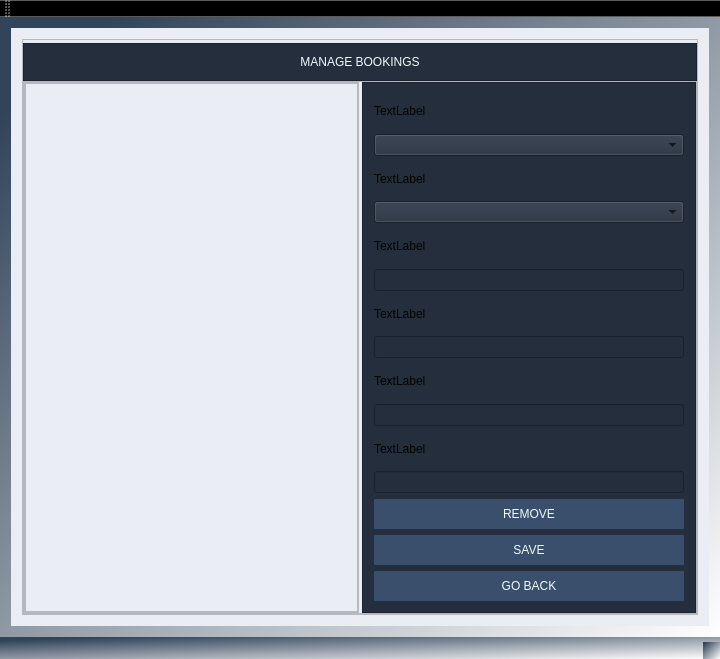
Old version of the form MovieTicketManagementSystem/MainWindow.ui in the repository ZuzannaZawartka/movie-ticket-management-system.
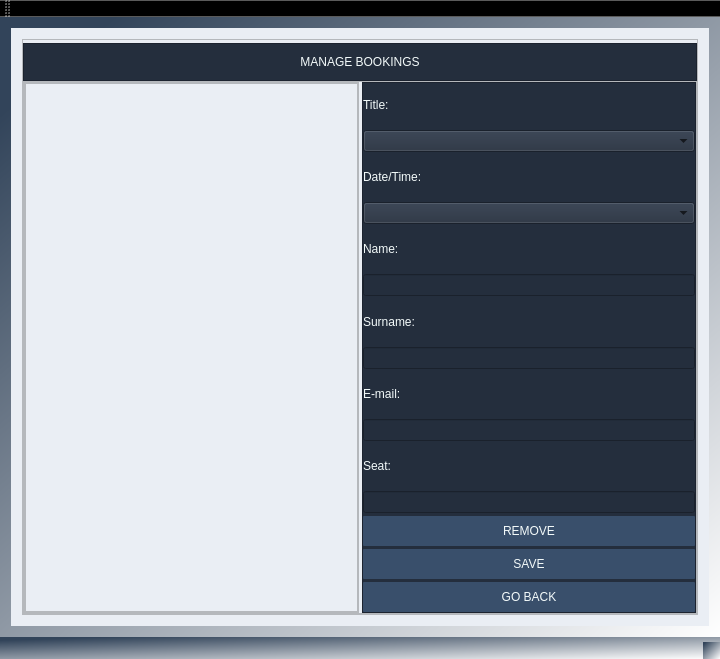
New version of the form. The open tabs and pages were chosen to show the change.

Commit message: fix: fixed bug in function onBookingSelected and added stylesheets to ui

```diff
--- a/MovieTicketManagementSystem/MainWindow.ui
+++ b/MovieTicketManagementSystem/MainWindow.ui
@@ -2535,10 +2535,30 @@
                  <enum>QFrame::Shadow::Raised</enum>
                 </property>
                 <layout class="QVBoxLayout" name="verticalLayout_18">
+                 <property name="spacing">
+                  <number>3</number>
+                 </property>
+                 <property name="leftMargin">
+                  <number>0</number>
+                 </property>
+                 <property name="topMargin">
+                  <number>0</number>
+                 </property>
+                 <property name="rightMargin">
+                  <number>0</number>
+                 </property>
+                 <property name="bottomMargin">
+                  <number>0</number>
+                 </property>
                  <item>
                   <widget class="QLabel" name="label_15">
+                   <property name="styleSheet">
+                    <string notr="true">font: 900 10pt &quot;Source Sans Pro Black&quot;;
+color: rgb(243, 250, 250);
+background-color: rgb(36, 46, 61);</string>
+                   </property>
                    <property name="text">
-                    <string>TextLabel</string>
+                    <string>Title:</string>
                    </property>
                   </widget>
                  </item>
@@ -2547,8 +2567,13 @@
                  </item>
                  <item>
                   <widget class="QLabel" name="label_16">
+                   <property name="styleSheet">
+                    <string notr="true">font: 900 10pt &quot;Source Sans Pro Black&quot;;
+color: rgb(243, 250, 250);
+background-color: rgb(36, 46, 61);</string>
+                   </property>
                    <property name="text">
-                    <string>TextLabel</string>
+                    <string>Date/Time:</string>
                    </property>
                   </widget>
                  </item>
@@ -2557,8 +2582,13 @@
                  </item>
                  <item>
                   <widget class="QLabel" name="label_17">
+                   <property name="styleSheet">
+                    <string notr="true">font: 900 10pt &quot;Source Sans Pro Black&quot;;
+color: rgb(243, 250, 250);
+background-color: rgb(36, 46, 61);</string>
+                   </property>
                    <property name="text">
-                    <string>TextLabel</string>
+                    <string>Name:</string>
                    </property>
                   </widget>
                  </item>
@@ -2567,8 +2597,13 @@
                  </item>
                  <item>
                   <widget class="QLabel" name="label_18">
+                   <property name="styleSheet">
+                    <string notr="true">font: 900 10pt &quot;Source Sans Pro Black&quot;;
+color: rgb(243, 250, 250);
+background-color: rgb(36, 46, 61);</string>
+                   </property>
                    <property name="text">
-                    <string>TextLabel</string>
+                    <string>Surname:</string>
                    </property>
                   </widget>
                  </item>
@@ -2577,8 +2612,13 @@
                  </item>
                  <item>
                   <widget class="QLabel" name="label_19">
+                   <property name="styleSheet">
+                    <string notr="true">font: 900 10pt &quot;Source Sans Pro Black&quot;;
+color: rgb(243, 250, 250);
+background-color: rgb(36, 46, 61);</string>
+                   </property>
                    <property name="text">
-                    <string>TextLabel</string>
+                    <string>E-mail:</string>
                    </property>
                   </widget>
                  </item>
@@ -2587,8 +2627,13 @@
                  </item>
                  <item>
                   <widget class="QLabel" name="label_20">
+                   <property name="styleSheet">
+                    <string notr="true">font: 900 10pt &quot;Source Sans Pro Black&quot;;
+color: rgb(243, 250, 250);
+background-color: rgb(36, 46, 61);</string>
+                   </property>
                    <property name="text">
-                    <string>TextLabel</string>
+                    <string>Seat:</string>
                    </property>
                   </widget>
                  </item>
```
Left out of the diff: 2 changed lines with no effect on the pictures. The commit also changes 4 other files.
